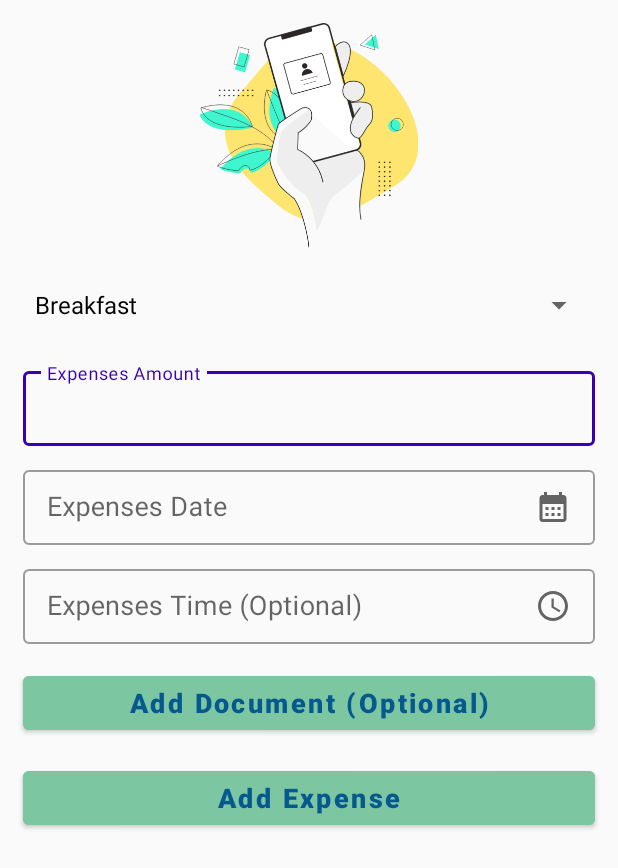
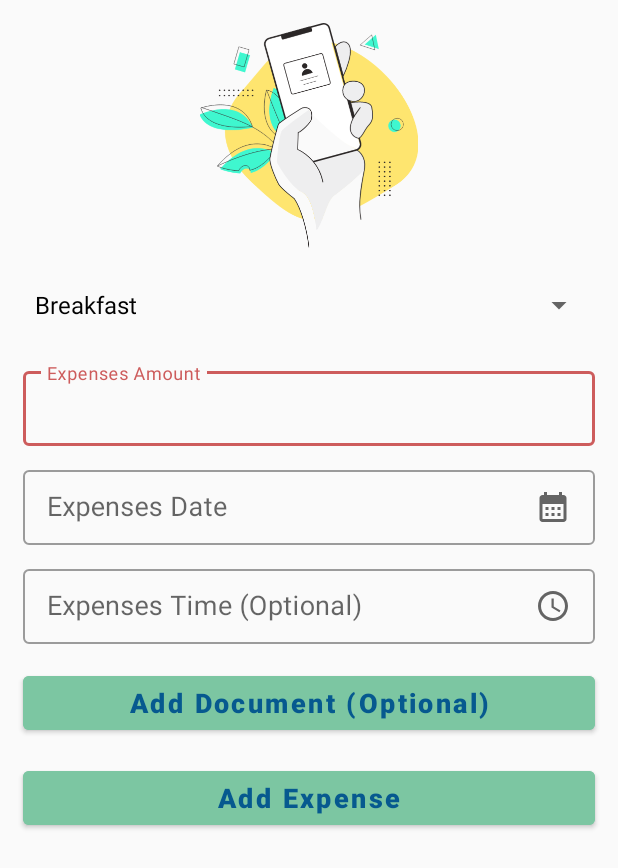
Before and after one commit to daudhrimon/Daily-Expense, an Android app: the AddExActivity screen opened directly, with no data from a screen before it, on a phone screen of 412 x 824 dp. Shown: the top 868 px of the screen. Run offline under Robolectric (Android 15) with nearby library versions, the phone set to English and light mode, and no system bars; our stand-ins replace Firebase (no records; nobody signed in at launch, a user with empty details on screens opened directly), Picasso; 2 statements that could not run were skipped.

Commit message:
Final Commit and Push

```diff
--- a/app/src/main/res/values-night/themes.xml
+++ b/app/src/main/res/values-night/themes.xml
@@ -2,7 +2,7 @@
     <!-- Base application theme. -->
     <style name="Theme.DailyExpense" parent="Theme.MaterialComponents.DayNight.NoActionBar">
         <!-- Primary brand color. -->
-        <item name="colorPrimary">@color/purple_200</item>
+        <item name="colorPrimary">@color/primary</item>
         <item name="colorPrimaryVariant">@color/btnBg</item>
         <item name="colorOnPrimary">@color/black</item>
         <!-- Status bar color. -->
--- a/app/src/main/res/values/colors.xml
+++ b/app/src/main/res/values/colors.xml
@@ -1,11 +1,10 @@
 <?xml version="1.0" encoding="utf-8"?>
 <resources>
-    <color name="purple_200">#FFBB86FC</color>
-    <color name="purple_700">#FF3700B3</color>
     <color name="black">#FF000000</color>
     <color name="white">#FFFFFFFF</color>
     <color name="orange">#FF5722</color>
     <color name="btnBg">#7CC6A2</color>
     <color name="txtClr">#06598F</color>
     <color name="bgClr">#fafafa</color>
+    <color name="primary">#CD5C5C</color>
 </resources>
--- a/app/src/main/res/values/themes.xml
+++ b/app/src/main/res/values/themes.xml
@@ -2,7 +2,7 @@
     <!-- Base application theme. -->
     <style name="Theme.DailyExpense" parent="Theme.MaterialComponents.DayNight.NoActionBar">
         <!-- Primary brand color. -->
-        <item name="colorPrimary">@color/purple_700</item>
+        <item name="colorPrimary">@color/primary</item>
         <item name="colorPrimaryVariant">@color/btnBg</item>
         <item name="colorOnPrimary">@color/white</item>
         <!-- Status bar color. -->
```
